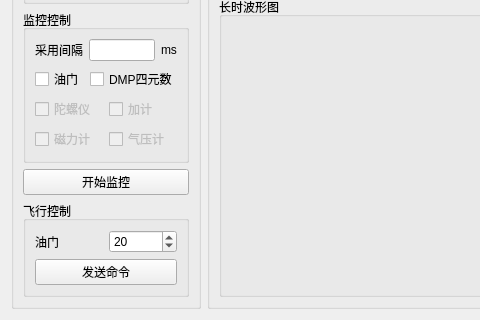
This is pc/fc_captureWidget.ui in wwkkww1983/flyer as Qt 5 draws it before an edit; both pictures show x 0 to 480 and y 285 to 605 of the 1042 by 605 pixel window. The edited form follows.
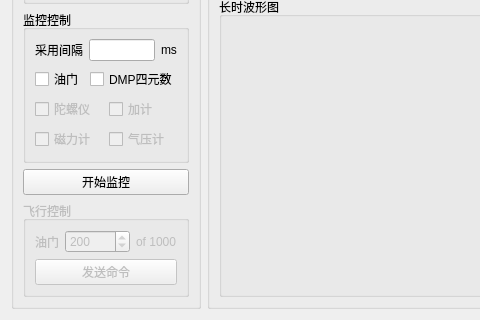
This is the edited form.

```diff
--- a/pc/fc_captureWidget.ui
+++ b/pc/fc_captureWidget.ui
@@ -344,7 +344,10 @@
        </widget>
       </item>
       <item>
-       <widget class="QGroupBox" name="groupBox">
+       <widget class="QGroupBox" name="flyerCtrlGroupBox">
+        <property name="enabled">
+         <bool>false</bool>
+        </property>
         <property name="title">
          <string>飞行控制</string>
         </property>
@@ -360,11 +363,24 @@
            </item>
            <item>
             <widget class="QSpinBox" name="acceleratorSpinBox">
+             <property name="sizePolicy">
+              <sizepolicy hsizetype="Expanding" vsizetype="Fixed">
+               <horstretch>0</horstretch>
+               <verstretch>0</verstretch>
+              </sizepolicy>
+             </property>
              <property name="maximum">
-              <number>100</number>
+              <number>1000</number>
              </property>
              <property name="value">
-              <number>20</number>
+              <number>200</number>
+             </property>
+            </widget>
+           </item>
+           <item>
+            <widget class="QLabel" name="acceleratorLabel">
+             <property name="text">
+              <string>of 1000</string>
              </property>
             </widget>
            </item>
@@ -373,7 +389,7 @@
          <item>
           <widget class="QPushButton" name="commandPushButton">
            <property name="enabled">
-            <bool>true</bool>
+            <bool>false</bool>
            </property>
            <property name="maximumSize">
             <size>
```
